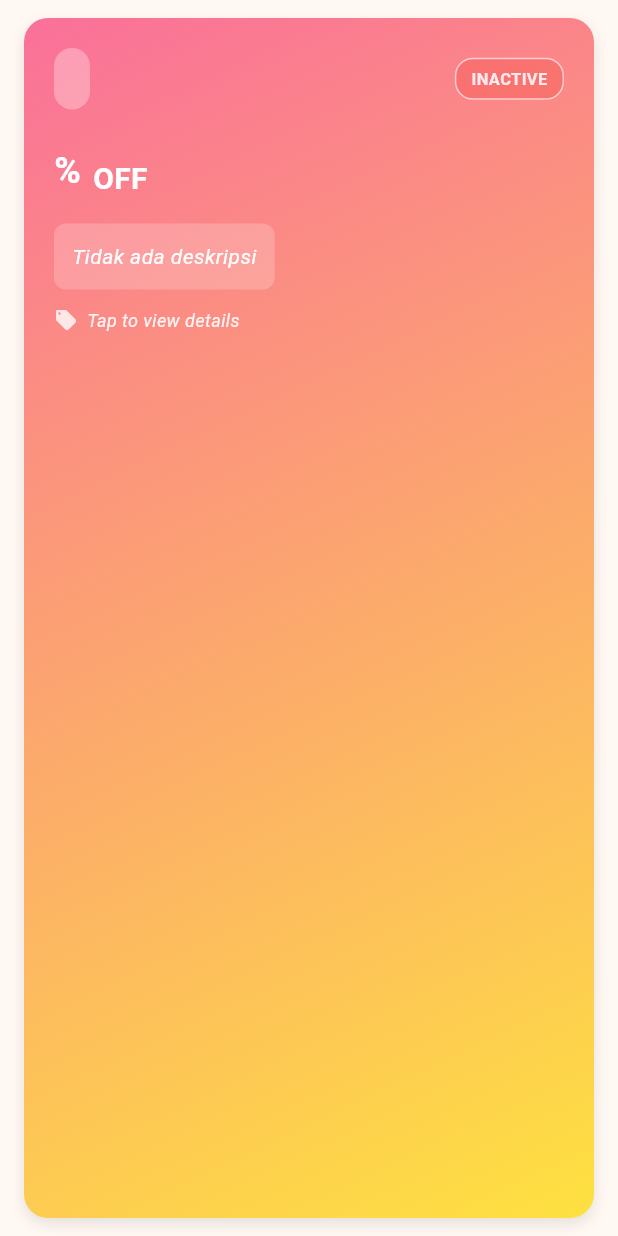
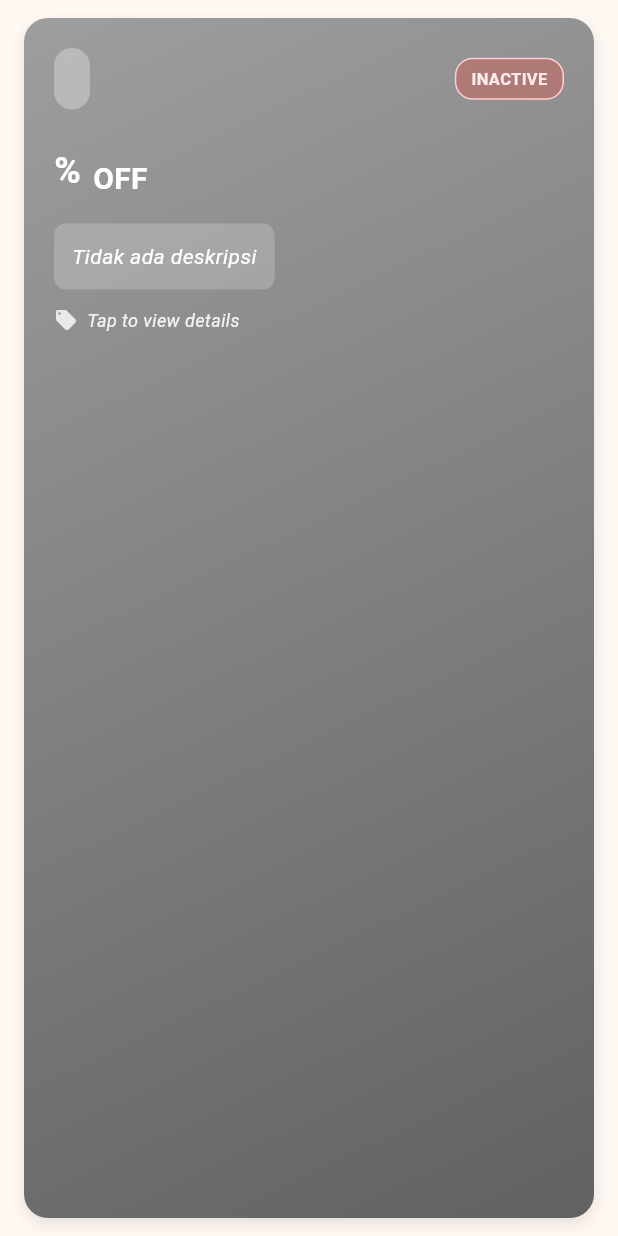
Before and after one commit to PBP-B02-2025/PAS_B02, a Flutter app: the VoucherEntryCard widget shown alone on an empty page, opened directly with empty values, on a phone screen of 412 x 824 dp. Run offline on Flutter 3.47's test engine with Material 3 defaults, Android fonts, the phone set to English and light mode, and no system bars; our stand-ins replace shared_preferences; missing offline and left inert: pbp_django_auth; accounts and stored records are empty.

```diff
--- a/lib/voucher/screens/voucherlist_form.dart
+++ b/lib/voucher/screens/voucherlist_form.dart
@@ -38,7 +38,7 @@ class _VoucherFormPageState extends State<VoucherFormPage> {
         child: SingleChildScrollView(
           child: Column(
             crossAxisAlignment: CrossAxisAlignment.start,
-            children: [
+            childregit : [
               // === Kode Voucher ===
               Padding(
                 padding: const EdgeInsets.all(8.0),
--- a/lib/voucher/widgets/voucher_entry_card.dart
+++ b/lib/voucher/widgets/voucher_entry_card.dart
@@ -35,6 +35,18 @@ class VoucherEntryCard extends StatelessWidget {
     final random = Random(voucher.kode.hashCode);
     final paletteIndex = random.nextInt(gradientPalettes.length);
     final palette = gradientPalettes[paletteIndex];
+
+    // If voucher is inactive, use grayscale colors
+    if (!voucher.isActive) {
+      return const LinearGradient(
+        begin: Alignment.topLeft,
+        end: Alignment.bottomRight,
+        colors: [
+          Color(0xFF9E9E9E), // Gray
+          Color(0xFF616161), // Dark Gray
+        ],
+      );
+    }
 
     return LinearGradient(
       begin: Alignment.topLeft,
```
